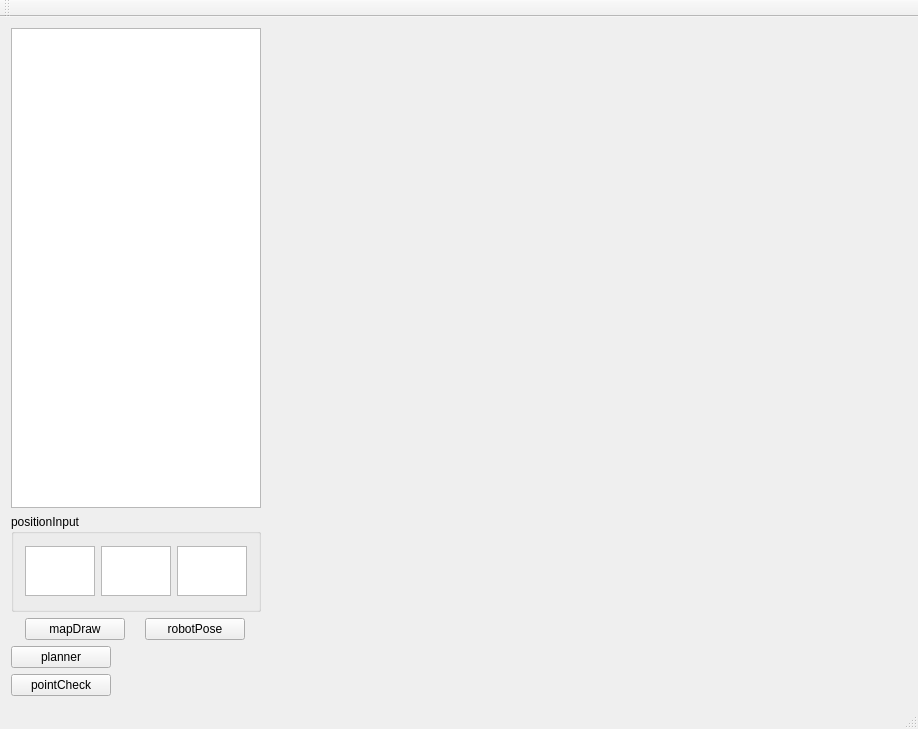
RedwanNewaz/jaistQuadPath, file planner.ui: the form before one commit.
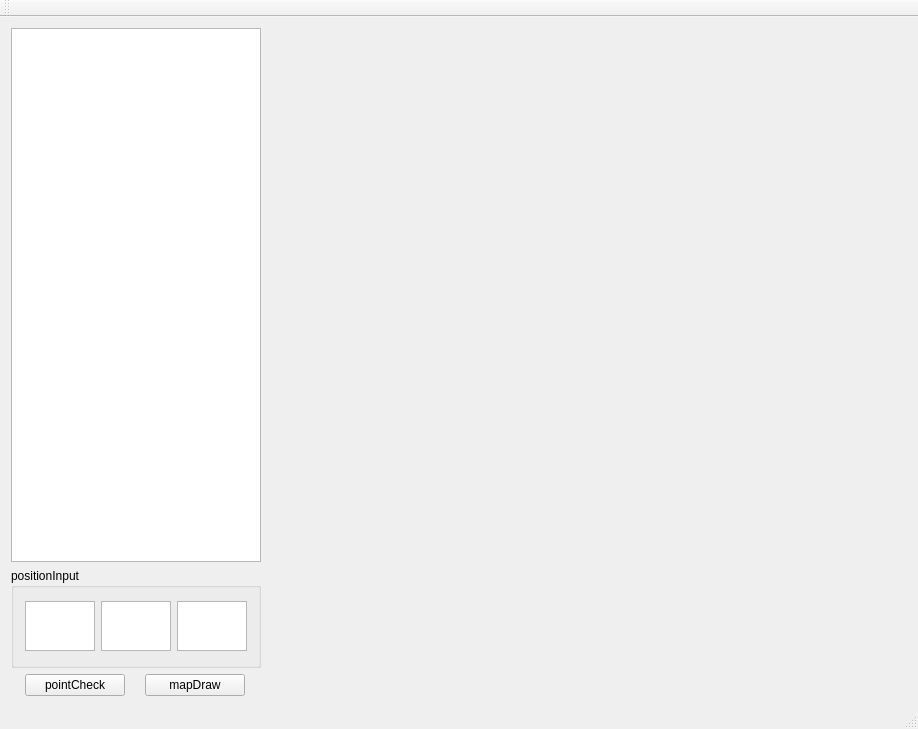
The form after the commit. Custom widgets are drawn as their Qt base class.

The edit to the form file:
```diff
--- a/planner.ui
+++ b/planner.ui
@@ -79,6 +79,19 @@
       </item>
       <item row="2" column="0">
        <layout class="QHBoxLayout" name="horizontalLayout_3">
+        <item>
+         <widget class="QPushButton" name="pointDraw">
+          <property name="maximumSize">
+           <size>
+            <width>100</width>
+            <height>16777215</height>
+           </size>
+          </property>
+          <property name="text">
+           <string>pointCheck</string>
+          </property>
+         </widget>
+        </item>
         <item>
          <widget class="QPushButton" name="mapDraw">
           <property name="maximumSize">
@@ -92,19 +105,6 @@
           </property>
          </widget>
         </item>
-        <item>
-         <widget class="QPushButton" name="pushButton_3">
-          <property name="maximumSize">
-           <size>
-            <width>100</width>
-            <height>16777215</height>
-           </size>
-          </property>
-          <property name="text">
-           <string>robotPose</string>
-          </property>
-         </widget>
-        </item>
        </layout>
       </item>
       <item row="0" column="1">
@@ -131,32 +131,6 @@
       </item>
      </layout>
     </item>
-    <item>
-     <widget class="QPushButton" name="plannerButton">
-      <property name="maximumSize">
-       <size>
-        <width>100</width>
-        <height>16777215</height>
-       </size>
-      </property>
-      <property name="text">
-       <string>planner</string>
-      </property>
-     </widget>
-    </item>
-    <item>
-     <widget class="QPushButton" name="pointDraw">
-      <property name="maximumSize">
-       <size>
-        <width>100</width>
-        <height>16777215</height>
-       </size>
-      </property>
-      <property name="text">
-       <string>pointCheck</string>
-      </property>
-     </widget>
-    </item>
    </layout>
   </widget>
   <widget class="QMenuBar" name="menuBar">
```
